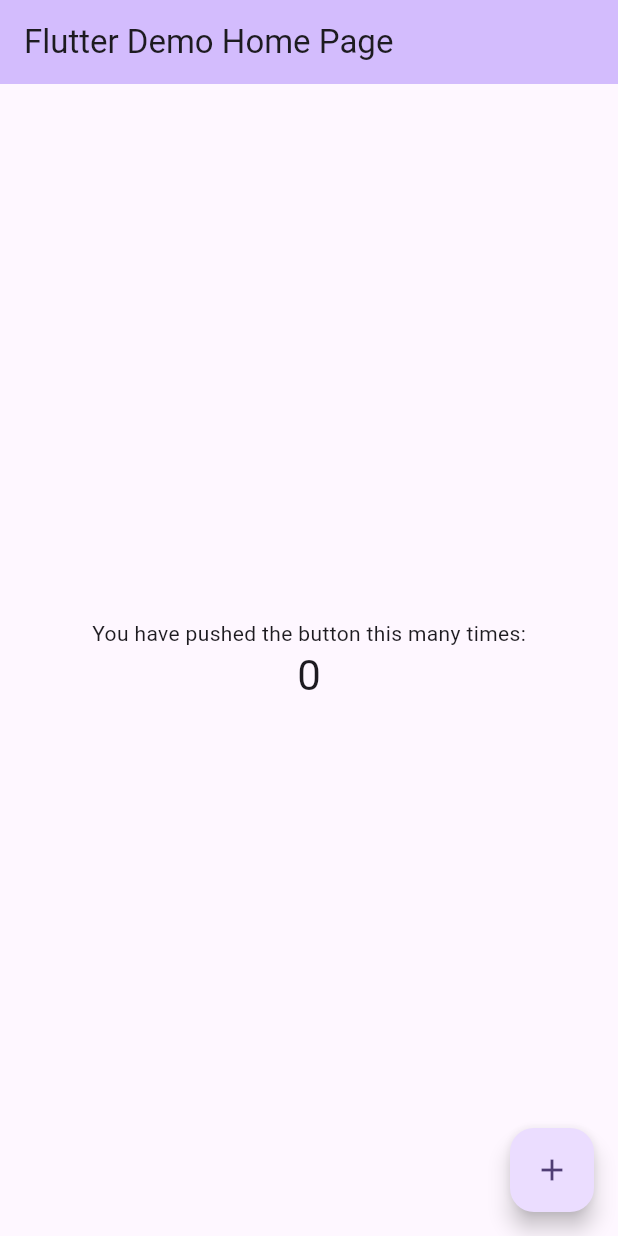
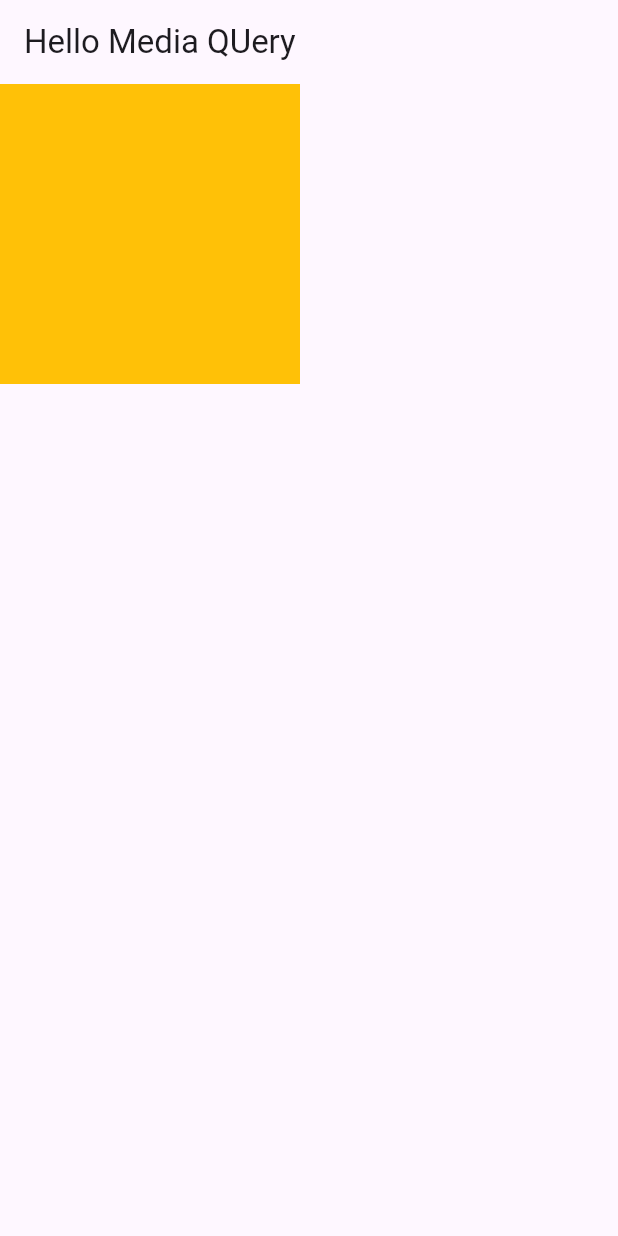
Before and after one commit to meetshaheer/Flutter-Media-Query, a Flutter app: the screen it shows after launch, on a phone screen of 412 x 824 dp. Run offline on Flutter 3.47's test engine with Material 3 defaults, Android fonts, the phone set to English and light mode, and no system bars.

Commit message:
Apply height and  width in pixels to identify the difference

```diff
--- a/mediaquery/lib/main.dart
+++ b/mediaquery/lib/main.dart
@@ -1,125 +1,17 @@
 import 'package:flutter/material.dart';
+import 'package:mediaquery/mediaQueryView.dart';
 
-void main() {
-  runApp(const MyApp());
+void main(List<String> args) {
+  runApp(myApp());
 }
 
-class MyApp extends StatelessWidget {
-  const MyApp({super.key});
+class myApp extends StatelessWidget {
+  const myApp({super.key});
 
-  // This widget is the root of your application.
   @override
   Widget build(BuildContext context) {
-    return MaterialApp(
-      title: 'Flutter Demo',
-      theme: ThemeData(
-        // This is the theme of your application.
-        //
-        // TRY THIS: Try running your application with "flutter run". You'll see
-        // the application has a purple toolbar. Then, without quitting the app,
-        // try changing the seedColor in the colorScheme below to Colors.green
-        // and then invoke "hot reload" (save your changes or press the "hot
-        // reload" button in a Flutter-supported IDE, or press "r" if you used
-        // the command line to start the app).
-        //
-        // Notice that the counter didn't reset back to zero; the application
-        // state is not lost during the reload. To reset the state, use hot
-        // restart instead.
-        //
-        // This works for code too, not just values: Most code changes can be
-        // tested with just a hot reload.
-        colorScheme: ColorScheme.fromSeed(seedColor: Colors.deepPurple),
-        useMaterial3: true,
-      ),
-      home: const MyHomePage(title: 'Flutter Demo Home Page'),
+    return const MaterialApp(
+      home: mediaQuery(),
     );
   }
 }
-
-class MyHomePage extends StatefulWidget {
-  const MyHomePage({super.key, required this.title});
-
-  // This widget is the home page of your application. It is stateful, meaning
-  // that it has a State object (defined below) that contains fields that affect
-  // how it looks.
-
-  // This class is the configuration for the state. It holds the values (in this
-  // case the title) provided by the parent (in this case the App widget) and
-  // used by the build method of the State. Fields in a Widget subclass are
-  // always marked "final".
-
-  final String title;
-
-  @override
-  State<MyHomePage> createState() => _MyHomePageState();
-}
-
-class _MyHomePageState extends State<MyHomePage> {
-  int _counter = 0;
-
-  void _incrementCounter() {
-    setState(() {
-      // This call to setState tells the Flutter framework that something has
-      // changed in this State, which causes it to rerun the build method below
-      // so that the display can reflect the updated values. If we changed
-      // _counter without calling setState(), then the build method would not be
-      // called again, and so nothing would appear to happen.
-      _counter++;
-    });
-  }
-
-  @override
-  Widget build(BuildContext context) {
-    // This method is rerun every time setState is called, for instance as done
-    // by the _incrementCounter method above.
-    //
-    // The Flutter framework has been optimized to make rerunning build methods
-    // fast, so that you can just rebuild anything that needs updating rather
-    // than having to individually change instances of widgets.
-    return Scaffold(
-      appBar: AppBar(
-        // TRY THIS: Try changing the color here to a specific color (to
-        // Colors.amber, perhaps?) and trigger a hot reload to see the AppBar
-        // change color while the other colors stay the same.
-        backgroundColor: Theme.of(context).colorScheme.inversePrimary,
-        // Here we take the value from the MyHomePage object that was created by
-        // the App.build method, and use it to set our appbar title.
-        title: Text(widget.title),
-      ),
-      body: Center(
-        // Center is a layout widget. It takes a single child and positions it
-        // in the middle of the parent.
-        child: Column(
-          // Column is also a layout widget. It takes a list of children and
-          // arranges them vertically. By default, it sizes itself to fit its
-          // children horizontally, and tries to be as tall as its parent.
-          //
-          // Column has various properties to control how it sizes itself and
-          // how it positions its children. Here we use mainAxisAlignment to
-          // center the children vertically; the main axis here is the vertical
-          // axis because Columns are vertical (the cross axis would be
-          // horizontal).
-          //
-          // TRY THIS: Invoke "debug painting" (choose the "Toggle Debug Paint"
-          // action in the IDE, or press "p" in the console), to see the
-          // wireframe for each widget.
-          mainAxisAlignment: MainAxisAlignment.center,
-          children: <Widget>[
-            const Text(
-              'You have pushed the button this many times:',
-            ),
-            Text(
-              '$_counter',
-              style: Theme.of(context).textTheme.headlineMedium,
-            ),
-          ],
-        ),
-      ),
-      floatingActionButton: FloatingActionButton(
-        onPressed: _incrementCounter,
-        tooltip: 'Increment',
-        child: const Icon(Icons.add),
-      ), // This trailing comma makes auto-formatting nicer for build methods.
-    );
-  }
-}
--- /dev/null
+++ b/mediaquery/lib/mediaQueryView.dart
@@ -0,0 +1,19 @@
+import 'package:flutter/material.dart';
+
+class mediaQuery extends StatelessWidget {
+  const mediaQuery({super.key});
+
+  @override
+  Widget build(BuildContext context) {
+    return Scaffold(
+      appBar: AppBar(
+        title: Text("Hello Media QUery"),
+      ),
+      body: Container(
+        height: 200,
+        width: 200,
+        color: Colors.amber,
+      ),
+    );
+  }
+}
```
Also changed, not shown: 8 other files.
